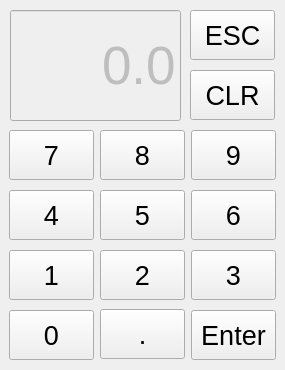
Old version of the form keyboard.ui in the repository Keithsys730/ERC_UI_DEMO.
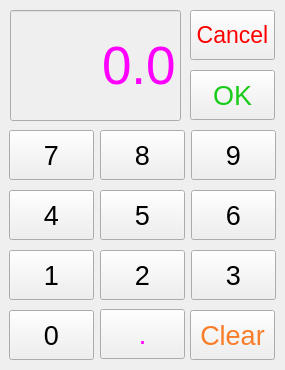
New version of the form.

What changed in the file:
```diff
--- a/keyboard.ui
+++ b/keyboard.ui
@@ -318,36 +318,6 @@
   <widget class="QPushButton" name="numberEnterButton">
    <property name="geometry">
     <rect>
-     <x>191</x>
-     <y>310</y>
-     <width>85</width>
-     <height>50</height>
-    </rect>
-   </property>
-   <property name="sizePolicy">
-    <sizepolicy hsizetype="Minimum" vsizetype="Minimum">
-     <horstretch>0</horstretch>
-     <verstretch>0</verstretch>
-    </sizepolicy>
-   </property>
-   <property name="font">
-    <font>
-     <pointsize>20</pointsize>
-    </font>
-   </property>
-   <property name="focusPolicy">
-    <enum>Qt::NoFocus</enum>
-   </property>
-   <property name="text">
-    <string>Enter</string>
-   </property>
-   <property name="autoDefault">
-    <bool>false</bool>
-   </property>
-  </widget>
-  <widget class="QPushButton" name="numberClearButton">
-   <property name="geometry">
-    <rect>
      <x>190</x>
      <y>70</y>
      <width>85</width>
@@ -368,8 +338,44 @@
    <property name="focusPolicy">
     <enum>Qt::NoFocus</enum>
    </property>
+   <property name="styleSheet">
+    <string notr="true">color: rgb(26, 203, 27);</string>
+   </property>
    <property name="text">
-    <string>CLR</string>
+    <string>OK</string>
+   </property>
+   <property name="autoDefault">
+    <bool>false</bool>
+   </property>
+  </widget>
+  <widget class="QPushButton" name="numberClearButton">
+   <property name="geometry">
+    <rect>
+     <x>190</x>
+     <y>310</y>
+     <width>85</width>
+     <height>50</height>
+    </rect>
+   </property>
+   <property name="sizePolicy">
+    <sizepolicy hsizetype="Minimum" vsizetype="Minimum">
+     <horstretch>0</horstretch>
+     <verstretch>0</verstretch>
+    </sizepolicy>
+   </property>
+   <property name="font">
+    <font>
+     <pointsize>20</pointsize>
+    </font>
+   </property>
+   <property name="focusPolicy">
+    <enum>Qt::NoFocus</enum>
+   </property>
+   <property name="styleSheet">
+    <string notr="true">color: rgb(249, 125, 40);</string>
+   </property>
+   <property name="text">
+    <string>Clear</string>
    </property>
    <property name="autoDefault">
     <bool>false</bool>
@@ -431,6 +437,9 @@
    <property name="focusPolicy">
     <enum>Qt::NoFocus</enum>
    </property>
+   <property name="styleSheet">
+    <string notr="true">color: rgb(255, 0, 255);</string>
+   </property>
    <property name="text">
     <string>0.0</string>
    </property>
@@ -464,6 +473,9 @@
    <property name="focusPolicy">
     <enum>Qt::NoFocus</enum>
    </property>
+   <property name="styleSheet">
+    <string notr="true">color: rgb(255, 0, 255);</string>
+   </property>
    <property name="text">
     <string>.</string>
    </property>
@@ -488,14 +500,17 @@
    </property>
    <property name="font">
     <font>
-     <pointsize>20</pointsize>
+     <pointsize>17</pointsize>
     </font>
    </property>
    <property name="focusPolicy">
     <enum>Qt::NoFocus</enum>
    </property>
+   <property name="styleSheet">
+    <string notr="true">color: rgb(255, 0, 0);</string>
+   </property>
    <property name="text">
-    <string>ESC</string>
+    <string>Cancel</string>
    </property>
    <property name="autoDefault">
     <bool>false</bool>
```
Left out of the diff: 2 changed lines with no effect on the pictures.
